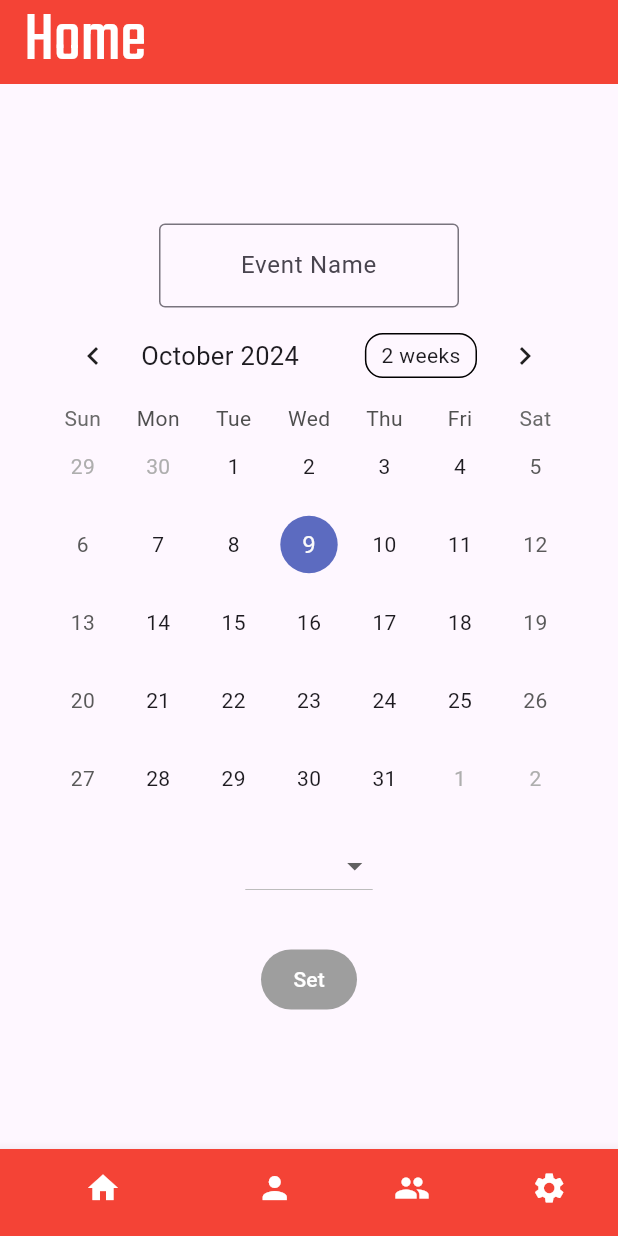
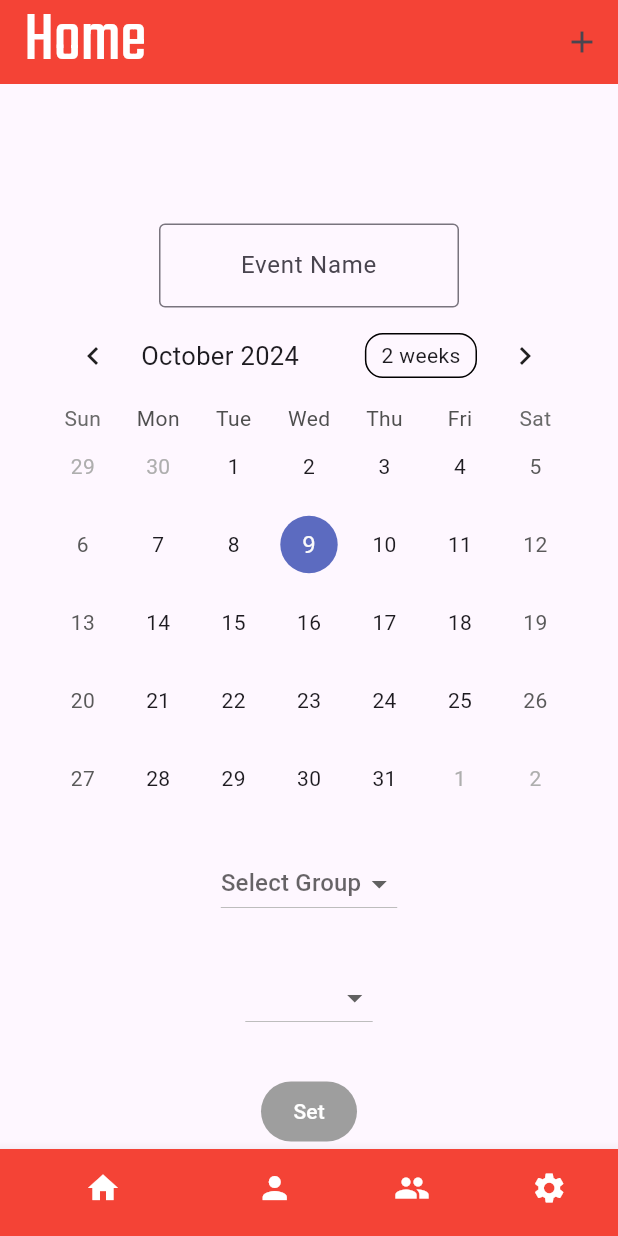
Before and after one commit to rhanakeawe/comrades_flutter, a Flutter app: the screen it shows after launch, on a phone screen of 412 x 824 dp. Run offline on Flutter 3.47's test engine with Material 3 defaults, Android fonts, the phone set to English and light mode, and no system bars; drawn by our look-alikes of table_calendar; our stand-ins replace google_fonts.

Commit message:
added create_group.dart and added stuff to home.dart to add groups

```diff
--- a/lib/views/home.dart
+++ b/lib/views/home.dart
@@ -1,6 +1,7 @@
 import 'package:flutter/material.dart';
 import 'package:google_fonts/google_fonts.dart';
 import 'package:table_calendar/table_calendar.dart';
+import 'create_group.dart';  // Make sure to import your CreateGroupScreen
 
 class HomeScreen extends StatefulWidget {
   const HomeScreen({super.key});
@@ -18,6 +19,10 @@ class _HomeScreenState extends State<HomeScreen> {
   String? _eventDate = '';
   String? _eventType = '';
 
+  // Temporary list to store group names
+  List<String> groups = ['Family', 'Friends', 'Work'];  // This can be dynamically updated later
+  String? selectedGroup;  // To hold the selected group
+
   @override
   Widget build(BuildContext context) {
     return Scaffold(
@@ -27,6 +32,17 @@ class _HomeScreenState extends State<HomeScreen> {
           'Home',
           style: GoogleFonts.teko(color: Colors.white, fontSize: 48),
         ),
+        actions: [
+          IconButton(
+            icon: Icon(Icons.add),
+            onPressed: () {
+              Navigator.push(
+                context,
+                MaterialPageRoute(builder: (context) => const CreateGroupScreen()),
+              );
+            },
+          ),
+        ],
       ),
       body: Scrollbar(
         child: SingleChildScrollView(
@@ -70,6 +86,24 @@ class _HomeScreenState extends State<HomeScreen> {
                     }
                   },
                 ),
+                const SizedBox(height: 20),
+                // Dropdown for selecting a group
+                DropdownButton<String>(
+                  hint: const Text('Select Group'),
+                  value: selectedGroup,
+                  items: groups.map((String group) {
+                    return DropdownMenuItem<String>(
+                      value: group,
+                      child: Text(group),
+                    );
+                  }).toList(),
+                  onChanged: (String? newValue) {
+                    setState(() {
+                      selectedGroup = newValue;
+                    });
+                  },
+                ),
+                const SizedBox(height: 20),
                 Padding(
                   padding: const EdgeInsets.all(8.0),
                   child: DropdownButton<String>(
--- a/pubspec.yaml
+++ b/pubspec.yaml
@@ -30,6 +30,7 @@ environment:
 dependencies:
   flutter:
     sdk: flutter
+  uuid: ^3.0.6
 
 
   # The following adds the Cupertino Icons font to your application.
```
Also changed, not shown: lib/models/group.dart (+40 -0 lines), lib/views/create_group.dart (added, +113 -0 lines), pubspec.lock. Lines whose indentation alone changed are shown as unchanged.
